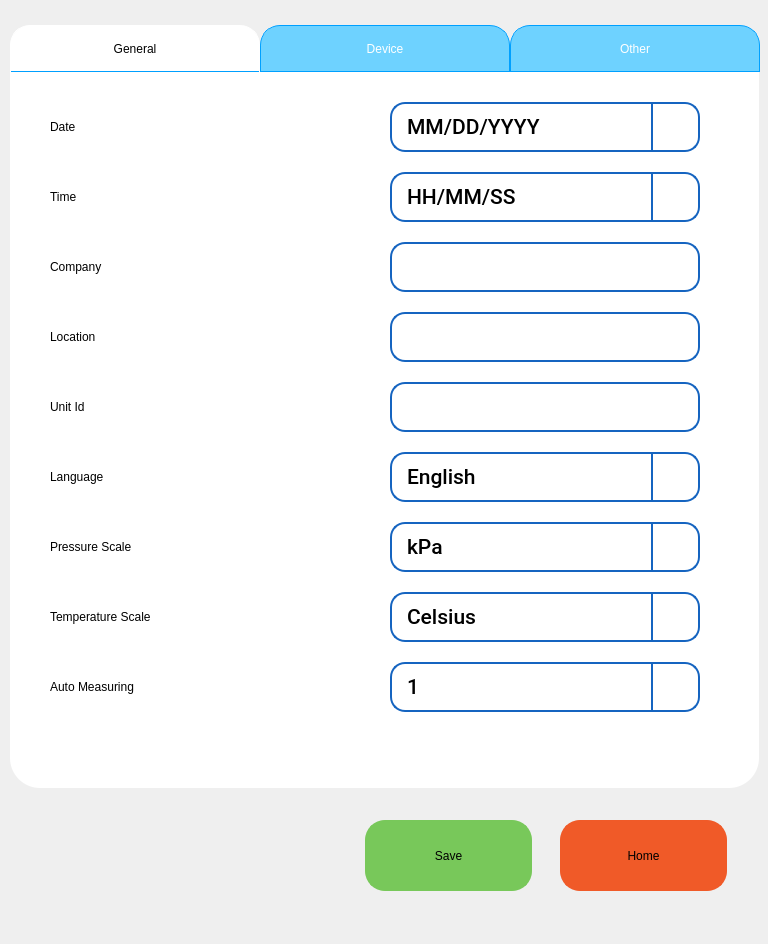
Before: the Qt Designer form pApp-22-June-2021/sgeneralsetup.ui in ChandraMVE/PSSC_QT_Development, drawn with Qt 5.
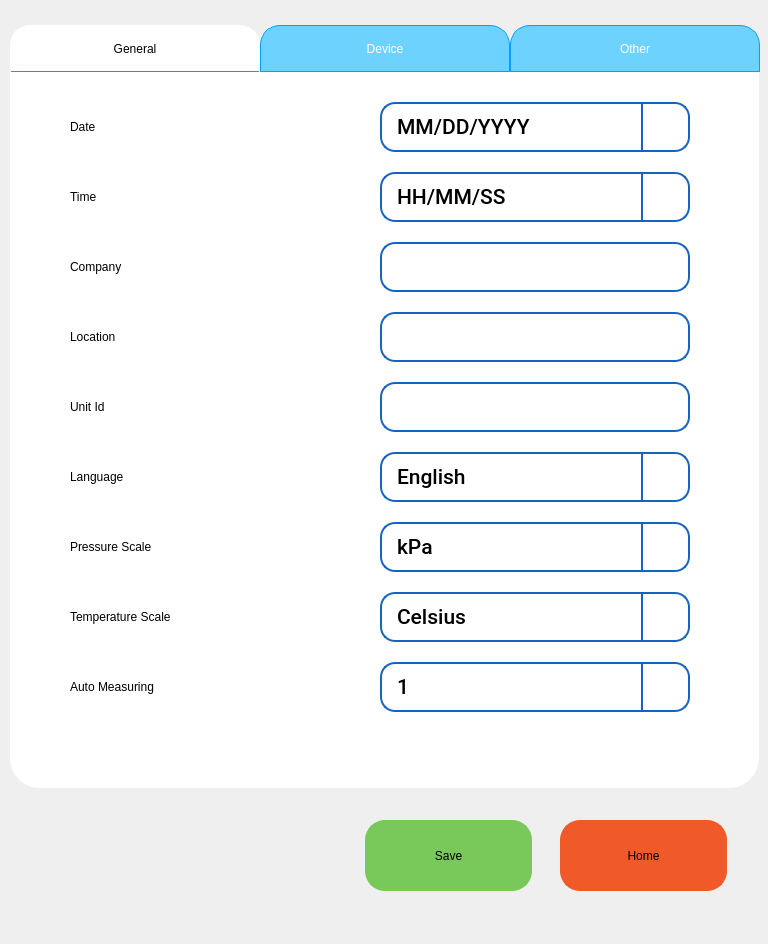
After: the same form once the commit is applied. The open tabs and pages were chosen to show the change. Icons and pictures are not drawn. Custom widgets are drawn as their Qt base class.

```diff
--- a/pApp-22-June-2021/sgeneralsetup.ui
+++ b/pApp-22-June-2021/sgeneralsetup.ui
@@ -255,7 +255,7 @@
      <widget class="QComboBox" name="cbDateFormat">
       <property name="geometry">
        <rect>
-        <x>380</x>
+        <x>370</x>
         <y>30</y>
         <width>310</width>
         <height>50</height>
@@ -394,7 +394,7 @@
      <widget class="QLabel" name="label_2">
       <property name="geometry">
        <rect>
-        <x>40</x>
+        <x>60</x>
         <y>30</y>
         <width>201</width>
         <height>50</height>
@@ -411,7 +411,7 @@
      <widget class="QComboBox" name="cbTimeFormat">
       <property name="geometry">
        <rect>
-        <x>380</x>
+        <x>370</x>
         <y>100</y>
         <width>310</width>
         <height>50</height>
@@ -545,7 +545,7 @@
      <widget class="QLabel" name="label_4">
       <property name="geometry">
        <rect>
-        <x>40</x>
+        <x>60</x>
         <y>100</y>
         <width>201</width>
         <height>50</height>
@@ -562,7 +562,7 @@
      <widget class="QLabel" name="label_5">
       <property name="geometry">
        <rect>
-        <x>40</x>
+        <x>60</x>
         <y>240</y>
         <width>201</width>
         <height>50</height>
@@ -579,7 +579,7 @@
      <widget class="QLabel" name="label_6">
       <property name="geometry">
        <rect>
-        <x>40</x>
+        <x>60</x>
         <y>310</y>
         <width>201</width>
         <height>50</height>
@@ -596,7 +596,7 @@
      <widget class="QComboBox" name="cbLanguage">
       <property name="geometry">
        <rect>
-        <x>380</x>
+        <x>370</x>
         <y>380</y>
         <width>310</width>
         <height>50</height>
@@ -735,7 +735,7 @@
      <widget class="QLabel" name="label_7">
       <property name="geometry">
        <rect>
-        <x>40</x>
+        <x>60</x>
         <y>380</y>
         <width>201</width>
         <height>50</height>
@@ -752,7 +752,7 @@
      <widget class="QLabel" name="label_8">
       <property name="geometry">
        <rect>
-        <x>40</x>
+        <x>60</x>
         <y>450</y>
         <width>201</width>
         <height>50</height>
@@ -769,7 +769,7 @@
      <widget class="QComboBox" name="cbPressureScale">
       <property name="geometry">
        <rect>
-        <x>380</x>
+        <x>370</x>
         <y>450</y>
         <width>310</width>
         <height>50</height>
@@ -908,7 +908,7 @@
      <widget class="QLabel" name="label_9">
       <property name="geometry">
        <rect>
-        <x>40</x>
+        <x>60</x>
         <y>520</y>
         <width>231</width>
         <height>50</height>
@@ -925,7 +925,7 @@
      <widget class="QComboBox" name="cbTemperatureScale">
       <property name="geometry">
        <rect>
-        <x>380</x>
+        <x>370</x>
         <y>520</y>
         <width>310</width>
         <height>50</height>
@@ -1054,7 +1054,7 @@
      <widget class="QLabel" name="label_11">
       <property name="geometry">
        <rect>
-        <x>40</x>
+        <x>60</x>
         <y>590</y>
         <width>201</width>
         <height>50</height>
@@ -1071,7 +1071,7 @@
      <widget class="QComboBox" name="cbAutoMeasuring">
       <property name="geometry">
        <rect>
-        <x>380</x>
+        <x>370</x>
         <y>590</y>
         <width>310</width>
         <height>50</height>
@@ -1239,7 +1239,7 @@
      <widget class="sQLEExtend" name="leLocation">
       <property name="geometry">
        <rect>
-        <x>380</x>
+        <x>370</x>
         <y>240</y>
         <width>310</width>
         <height>50</height>
@@ -1282,7 +1282,7 @@
      <widget class="sQLEExtend" name="leUnitId">
       <property name="geometry">
        <rect>
-        <x>380</x>
+        <x>370</x>
         <y>310</y>
         <width>310</width>
         <height>50</height>
@@ -1325,7 +1325,7 @@
      <widget class="sQLEExtend" name="leCompany">
       <property name="geometry">
        <rect>
-        <x>380</x>
+        <x>370</x>
         <y>170</y>
         <width>310</width>
         <height>50</height>
@@ -1368,7 +1368,7 @@
      <widget class="QLabel" name="label_10">
       <property name="geometry">
        <rect>
-        <x>40</x>
+        <x>60</x>
         <y>170</y>
         <width>201</width>
         <height>50</height>
```
Left out of the diff: 33 changed lines with no effect on the pictures.
